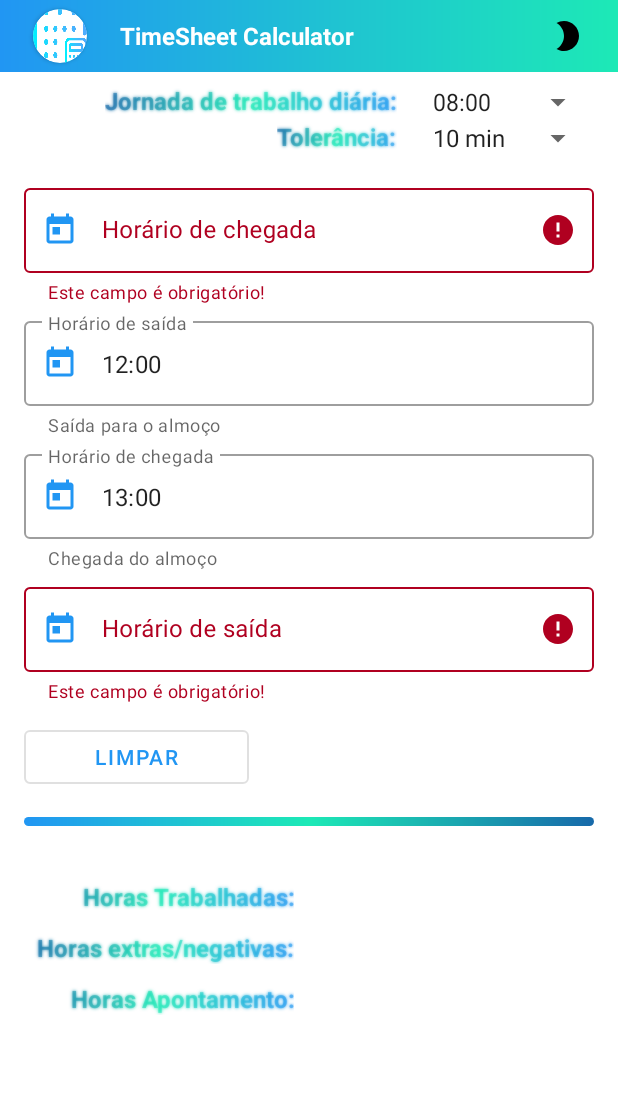
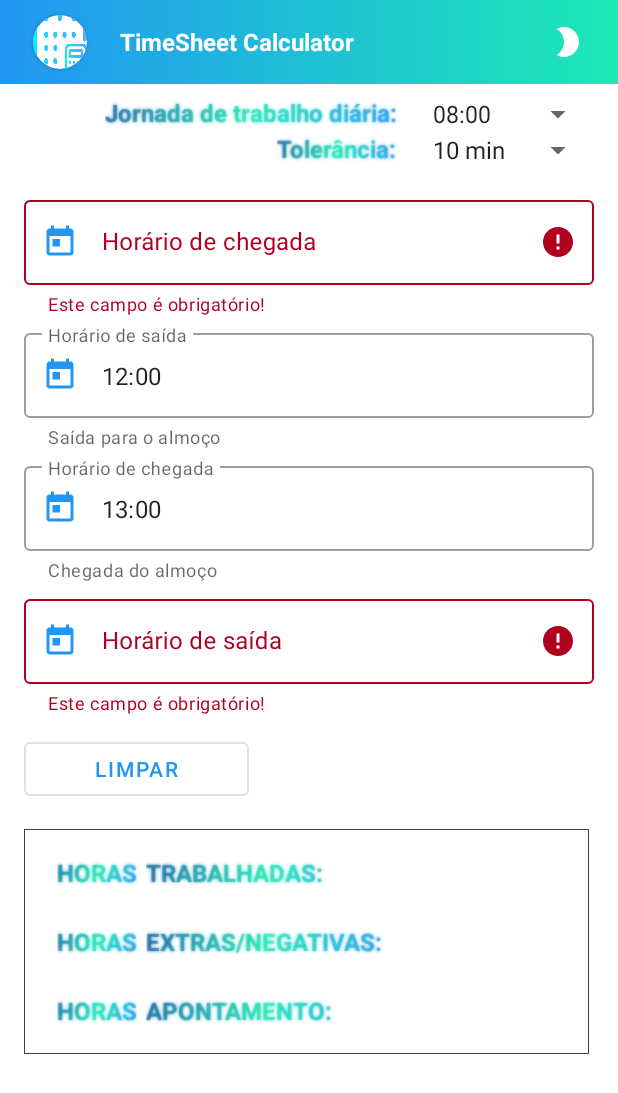
Before and after one commit to luiz-shonen/TimeSheetCalculator, an Android app: the screen it shows after launch (TimeSheetCalculatorActivity), on a phone screen of 412 x 824 dp. Shown: the top 1093 px of the screen. Run offline under Robolectric (Android 15) with nearby library versions, the phone set to English and light mode, and no system bars; our stand-ins replace data binding.

Commit message:
Correções e mudança em layout.

```diff
--- a/app/src/main/java/com/luizrodrigues/timesheetcalculator/TimeSheetCalculatorActivity.kt
+++ b/app/src/main/java/com/luizrodrigues/timesheetcalculator/TimeSheetCalculatorActivity.kt
@@ -70,14 +70,14 @@ class TimeSheetCalculatorActivity : AppCompatActivity() {
         when (resources.configuration.uiMode and Configuration.UI_MODE_NIGHT_MASK) {
             Configuration.UI_MODE_NIGHT_NO -> { // Night mode is not active, we're using the light theme
                 if (isVerifyingColor) {
-                    mainViewModel.corChangeDaynight.value = getColor(android.R.color.white)
+                    binding.changeDaynight.setColorFilter(getColor(android.R.color.white))
                 } else {
                     AppCompatDelegate.setDefaultNightMode(AppCompatDelegate.MODE_NIGHT_YES)
                 }
             }
             Configuration.UI_MODE_NIGHT_YES -> { // Night mode is active, we're using dark theme
                 if (isVerifyingColor) {
-                    mainViewModel.corChangeDaynight.value = getColor(android.R.color.black)
+                    binding.changeDaynight.setColorFilter(getColor(android.R.color.black))
                 } else {
                     AppCompatDelegate.setDefaultNightMode(AppCompatDelegate.MODE_NIGHT_NO)
                 }
--- a/app/src/main/java/com/luizrodrigues/timesheetcalculator/mvvm/viewmodel/MainViewModel.kt
+++ b/app/src/main/java/com/luizrodrigues/timesheetcalculator/mvvm/viewmodel/MainViewModel.kt
@@ -11,7 +11,6 @@ class MainViewModel : ViewModel() {
     var horasTrabalhadas = MutableLiveData<String>()
     var horasExtras = MutableLiveData<String>()
     var horasApontamento = MutableLiveData<String>()
-    var corChangeDaynight = MutableLiveData<Int>()
     var showNumberPickerDialog = MutableLiveData<Pair<Boolean, String>>(Pair(false, ""))
 
     fun onResetClick() = this.clearAllFields()
--- /dev/null
+++ b/app/src/main/res/drawable/border_gradient.xml
@@ -0,0 +1,16 @@
+<?xml version="1.0" encoding="utf-8"?>
+<shape xmlns:android="http://schemas.android.com/apk/res/android"
+    android:shape="rectangle">
+
+    <stroke
+        android:width="0.5dp"
+        android:color="#424242" />
+
+    <!--<corners android:radius="12dp" />-->
+
+    <padding
+        android:bottom="12dp"
+        android:left="16dp"
+        android:right="16dp"
+        android:top="12dp" />
+</shape>
--- a/app/src/main/res/layout/activity_timesheet_calculator.xml
+++ b/app/src/main/res/layout/activity_timesheet_calculator.xml
@@ -22,7 +22,7 @@
             <com.google.android.material.appbar.MaterialToolbar
                 android:id="@+id/toolbar"
                 android:layout_width="match_parent"
-                android:layout_height="48dp"
+                android:layout_height="?attr/actionBarSize"
                 android:layout_alignParentTop="true"
                 android:background="@drawable/toolbar_gradient">
 
@@ -35,6 +35,7 @@
                         android:layout_width="36dp"
                         android:layout_height="36dp"
                         android:layout_alignParentStart="true"
+                        android:layout_centerVertical="true"
                         android:layout_margin="6dp"
                         android:elevation="12dp"
                         app:cardCornerRadius="36dp">
@@ -67,12 +68,12 @@
                         android:layout_width="36dp"
                         android:layout_height="36dp"
                         android:layout_alignParentEnd="true"
+                        android:layout_centerVertical="true"
                         android:layout_marginTop="6dp"
                         android:layout_marginEnd="16dp"
                         android:backgroundTint="@android:color/transparent"
                         android:foreground="?android:attr/selectableItemBackgroundBorderless"
                         android:src="@drawable/ic_brightness_2_24dp"
-                        android:tint="@{viewmodel.corChangeDaynight}"
                         tools:ignore="ContentDescription" />
 
                 </RelativeLayout>
@@ -273,34 +274,44 @@
 
                 </LinearLayout>
 
-                <View
-                    android:id="@+id/tile_divider"
-                    android:layout_width="match_parent"
-                    android:layout_height="6dp"
-                    android:layout_marginBottom="36dp"
-                    android:background="@drawable/divider_gradient" />
-
                 <LinearLayout
                     android:layout_width="match_parent"
                     android:layout_height="wrap_content"
+                    android:layout_marginEnd="3dp"
+                    android:background="@drawable/border_gradient"
                     android:orientation="vertical">
 
                     <LinearLayout
                         android:layout_width="match_parent"
                         android:layout_height="wrap_content"
-                        android:orientation="horizontal">
+                        android:layout_marginBottom="12dp"
+                        android:orientation="horizontal"
+                        android:padding="6dp">
+
+                        <com.luizrodrigues.timesheetcalculator.layout.GradientTextView
+                            android:layout_width="wrap_content"
+                            android:layout_height="wrap_content"
+                            android:layout_marginEnd="6dp"
+                            android:focusable="false"
+                            android:shadowColor="@color/colorAccent"
+                            android:shadowRadius="2"
+                            android:text="@string/horas"
+                            android:textAlignment="textStart"
+                            android:textAllCaps="true"
+                            android:textSize="16sp"
+                            android:textStyle="bold" />
 
                         <com.luizrodrigues.timesheetcalculator.layout.GradientTextView
                             android:id="@+id/label_hora_trabalhada"
-                            android:layout_width="180dp"
+                            android:layout_width="160dp"
                             android:layout_height="wrap_content"
                             android:layout_marginEnd="12dp"
-                            android:layout_marginBottom="12dp"
                             android:focusable="false"
                             android:shadowColor="@color/colorAccent"
                             android:shadowRadius="2"
                             android:text="@string/horas_trabalhadas"
-                            android:textAlignment="textEnd"
+                            android:textAlignment="textStart"
+                            android:textAllCaps="true"
                             android:textSize="16sp"
                             android:textStyle="bold" />
 
@@ -321,19 +332,34 @@
                     <LinearLayout
                         android:layout_width="match_parent"
                         android:layout_height="wrap_content"
-                        android:orientation="horizontal">
+                        android:layout_marginBottom="12dp"
+                        android:orientation="horizontal"
+                        android:padding="6dp">
+
+                        <com.luizrodrigues.timesheetcalculator.layout.GradientTextView
+                            android:layout_width="wrap_content"
+                            android:layout_height="wrap_content"
+                            android:layout_marginEnd="6dp"
+                            android:focusable="false"
+                            android:shadowColor="@color/colorAccent"
+                            android:shadowRadius="2"
+                            android:text="@string/horas"
+                            android:textAlignment="textEnd"
+                            android:textAllCaps="true"
+                            android:textSize="16sp"
+                            android:textStyle="bold" />
 
                         <com.luizrodrigues.timesheetcalculator.layout.GradientTextView
                             android:id="@+id/label_hora_extra_negativa"
-                            android:layout_width="180dp"
+                            android:layout_width="160dp"
                             android:layout_height="wrap_content"
                             android:layout_marginEnd="12dp"
-                            android:layout_marginBottom="12dp"
                             android:focusable="false"
                             android:shadowColor="@color/colorAccent"
                             android:shadowRadius="2"
                             android:text="@string/horas_extras_negativas"
-                            android:textAlignment="textEnd"
+                            android:textAlignment="textStart"
+                            android:textAllCaps="true"
                             android:textSize="16sp"
                             android:textStyle="bold" />
 
@@ -363,19 +389,33 @@
                     <LinearLayout
                         android:layout_width="match_parent"
                         android:layout_height="wrap_content"
-                        android:layout_marginBottom="16dp"
-                        android:orientation="horizontal">
+                        android:orientation="horizontal"
+                        android:padding="6dp">
+
+                        <com.luizrodrigues.timesheetcalculator.layout.GradientTextView
+                            android:layout_width="wrap_content"
+                            android:layout_height="wrap_content"
+                            android:layout_marginEnd="6dp"
+                            android:focusable="false"
+                            android:shadowColor="@color/colorAccent"
+                            android:shadowRadius="2"
+                            android:text="@string/horas"
+                            android:textAlignment="textStart"
+                            android:textAllCaps="true"
+                            android:textSize="16sp"
+                            android:textStyle="bold" />
 
                         <com.luizrodrigues.timesheetcalculator.layout.GradientTextView
                             android:id="@+id/label_hora_apontamento"
-                            android:layout_width="180dp"
+                            android:layout_width="160dp"
                             android:layout_height="wrap_content"
                             android:layout_marginEnd="12dp"
                             android:focusable="false"
                             android:shadowColor="@color/colorAccent"
                             android:shadowRadius="2"
                             android:text="@string/horas_apontamento"
-                            android:textAlignment="textEnd"
+                            android:textAlignment="textStart"
+                            android:textAllCaps="true"
                             android:textSize="16sp"
                             android:textStyle="bold" />
 
--- a/app/src/main/res/values/strings.xml
+++ b/app/src/main/res/values/strings.xml
@@ -7,9 +7,10 @@
     <string name="helper_horario_saida_almoco">Saída para o almoço</string>
     <string name="helper_horario_chegada_almoco">Chegada do almoço</string>
     <string name="limpar">Limpar</string>
-    <string name="horas_trabalhadas">Horas Trabalhadas: </string>
-    <string name="horas_apontamento">Horas Apontamento: </string>
-    <string name="horas_extras_negativas">Horas extras/negativas: </string>
+    <string name="horas">Horas </string>
+    <string name="horas_trabalhadas">Trabalhadas: </string>
+    <string name="horas_apontamento">Apontamento: </string>
+    <string name="horas_extras_negativas">Extras/Negativas: </string>
     <string name="horas_base">Jornada de trabalho diária: </string>
     <string name="horas_tolerancia">Tolerância: </string>
     <string name="calcular">Calcular</string>
```
Also changed, not shown: app/src/main/java/com/luizrodrigues/timesheetcalculator/layout/GradientTextView.kt (+4 -3 lines), app/src/main/res/drawable-v24/ic_launcher_foreground.xml (deleted, +0 -34 lines), app/src/main/res/drawable/ic_launcher_background.xml (deleted, +0 -170 lines).
